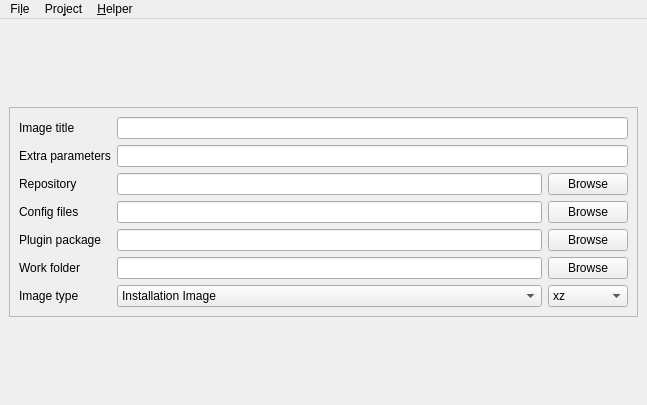
Old version of the form gui/ui/main.ui in the repository Rmys/pisiman-1.
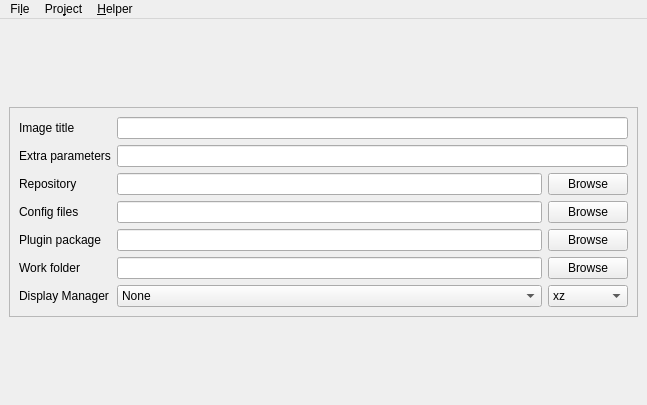
New version of the form. Icons and pictures are not drawn.

```diff
--- a/gui/ui/main.ui
+++ b/gui/ui/main.ui
@@ -134,7 +134,7 @@
           <widget class="QComboBox" name="comboType">
            <item>
             <property name="text">
-             <string>Installation Image</string>
+             <string>None</string>
             </property>
            </item>
            <item>
@@ -161,7 +161,7 @@
          <item row="6" column="0">
           <widget class="QLabel" name="label_7">
            <property name="text">
-            <string>Image type</string>
+            <string>Display Manager</string>
            </property>
           </widget>
          </item>
```
Left out of the diff: 17 changed lines with no effect on the pictures.
